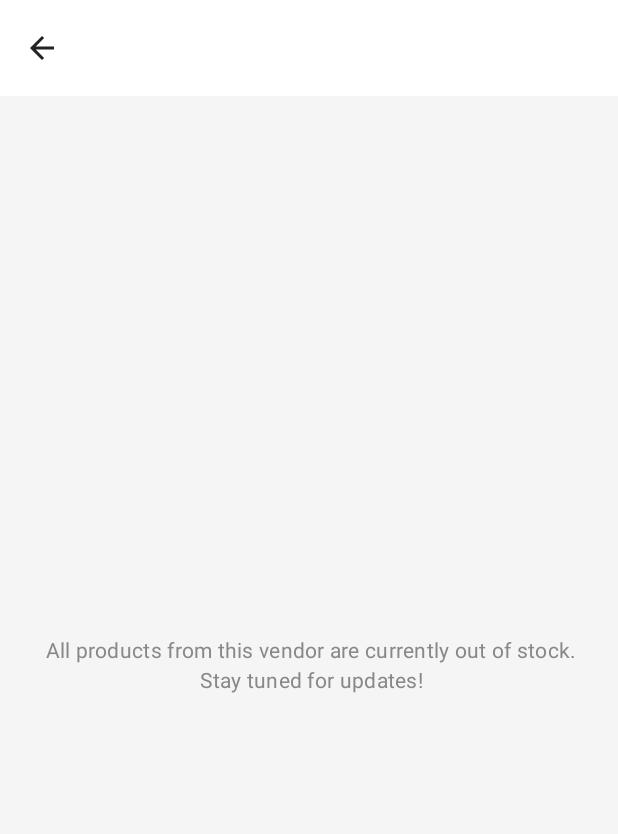
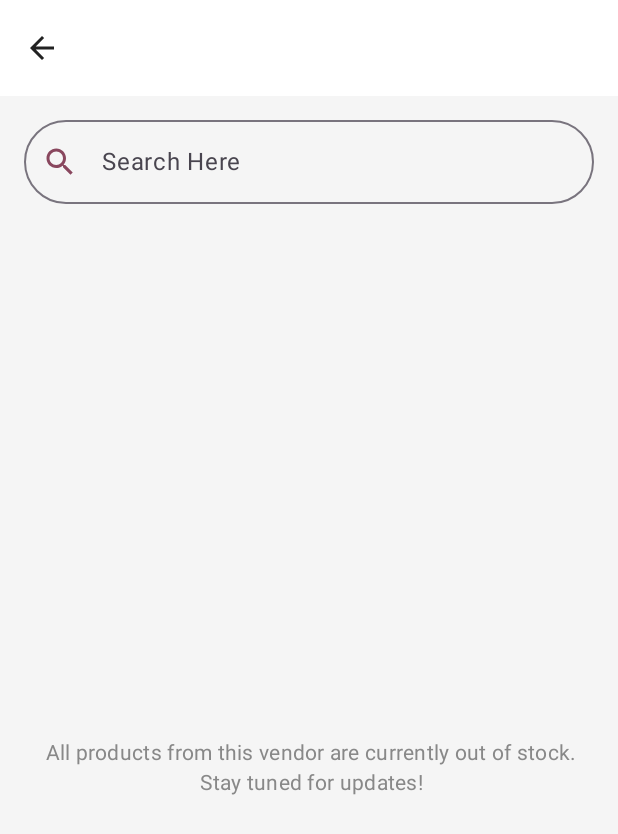
Before and after one commit to youmna-o/WinkCart_User, an Android app built with Jetpack Compose: the composable VendorProductsOnScuccess called with empty values, on a phone screen of 412 x 824 dp. Shown: the top 834 px of the screen. Run offline under Robolectric (Android 15) with nearby library versions, the phone set to English and light mode, and no system bars; network calls fail; 3 statements that could not run were skipped.

Commit message:
search about product

```diff
--- a/app/build.gradle.kts
+++ b/app/build.gradle.kts
@@ -107,5 +107,4 @@ dependencies {
     implementation("androidx.compose.material:material-icons-extended")
 
 
-
 }
--- a/app/src/main/java/com/example/winkcart_user/ui/home/vendorProducts/views/VendorProducts.kt
+++ b/app/src/main/java/com/example/winkcart_user/ui/home/vendorProducts/views/VendorProducts.kt
@@ -6,28 +6,37 @@ import android.util.Log
 import androidx.compose.foundation.layout.Arrangement
 import androidx.compose.foundation.layout.Box
 import androidx.compose.foundation.layout.Column
+import androidx.compose.foundation.layout.Spacer
 import androidx.compose.foundation.layout.fillMaxSize
 import androidx.compose.foundation.layout.fillMaxWidth
+import androidx.compose.foundation.layout.height
 import androidx.compose.foundation.layout.padding
 import androidx.compose.foundation.lazy.LazyColumn
 import androidx.compose.material.icons.Icons
 import androidx.compose.material.icons.filled.ArrowBack
+import androidx.compose.material.icons.filled.Search
 import androidx.compose.material3.CenterAlignedTopAppBar
 import androidx.compose.material3.ExperimentalMaterial3Api
 import androidx.compose.material3.Icon
 import androidx.compose.material3.IconButton
 import androidx.compose.material3.MaterialTheme
+import androidx.compose.material3.OutlinedTextField
 import androidx.compose.material3.Scaffold
 import androidx.compose.material3.Text
+import androidx.compose.material3.TextField
 import androidx.compose.material3.TopAppBarDefaults
 import androidx.compose.runtime.Composable
 import androidx.compose.runtime.collectAsState
 import androidx.compose.runtime.getValue
+import androidx.compose.runtime.mutableStateOf
+import androidx.compose.runtime.remember
+import androidx.compose.runtime.setValue
 import androidx.compose.ui.Alignment
 import androidx.compose.ui.Modifier
 import androidx.compose.ui.graphics.Color
 import androidx.compose.ui.platform.LocalContext
 import androidx.compose.ui.text.font.FontWeight
+import androidx.compose.ui.unit.dp
 import androidx.navigation.NavController
 import com.example.winkcart_user.data.ResponseStatus
 import com.example.winkcart_user.data.local.LocalDataSourceImpl
@@ -39,6 +48,12 @@ import com.example.winkcart_user.data.remote.RemoteDataSourceImpl
 import com.example.winkcart_user.data.remote.retrofit.RetrofitHelper
 import com.example.winkcart_user.data.repository.ProductRepoImpl
 import com.example.winkcart_user.ui.home.vendorProducts.viewModel.VendorProductsViewModel
+import com.example.winkcart_user.ui.theme.myPurple
+import com.example.winkcart_user.ui.utils.CustomTextField
+import com.example.winkcart_user.ui.utils.navigation.CustomSearchBar
+import org.w3c.dom.Text
+import kotlin.math.log
+import kotlin.math.tan
 
 @Composable
 fun VendorProductScreen(
@@ -46,23 +61,52 @@ fun VendorProductScreen(
     vendorProductsViewModel: VendorProductsViewModel ,
     navController: NavController
 ) {
+    var searchInput by remember { mutableStateOf("") }
+    var isSearch = false
     vendorProductsViewModel.readCurrencyRate()
     vendorProductsViewModel.readCurrencyCode()
     vendorProductsViewModel.getProductsPyVendor(vendor)
+   // vendorProductsViewModel.getSearchProducts(vendor,searchInput)
+
     var currencyCodeSaved = vendorProductsViewModel.currencyCode.collectAsState().value
     var currencyRateSaved = vendorProductsViewModel.currencyRate.collectAsState().value
     var productsByVendor = vendorProductsViewModel.productByVendor.collectAsState()
+   // var productsByVendorAfterSearch = vendorProductsViewModel.resultSearch.collectAsState()
+
     when (productsByVendor.value) {
         is ResponseStatus.Loading -> {
             VendorProductScreenOnLoading()
         }
-        is ResponseStatus.Success -> VendorProductsOnScuccess(
-            mapProductsToBaAbstracted((productsByVendor.value as ResponseStatus.Success<ProductResponse>).result.products),
+
+        is ResponseStatus.Success -> {
+      //      val afterSearch = state.
+                //response.products
+//                            .filter { product -> product.title.contains(searchInput, ignoreCase = true)
+//                        }
+
+        VendorProductsOnScuccess(
+            searchInput = searchInput,
+            onSearchInputChange = {
+                searchInput = it
+                isSearch = true
+            },
+            products = mapProductsToBaAbstracted((productsByVendor.value as ResponseStatus.Success<ProductResponse>).result.products).filter {
+                    product -> product.title.contains(searchInput, ignoreCase = true)
+            },
+//esponse.products
+////              .filter { product -> product.title.contains(searchInput, ignoreCase = true)
+//            products = when (isSearch) {
+//                false -> mapProductsToBaAbstracted((productsByVendor.value as ResponseStatus.Success<ProductResponse>).result.products)
+//                true -> mapProductsToBaAbstracted((productsByVendorAfterSearch.value as ResponseStatus.Success<ProductResponse>).result.products)
+//                else -> mapProductsToBaAbstracted((productsByVendor.value as ResponseStatus.Success<ProductResponse>).result.products)
+//            } as List<ProductAbstracted>,
+
             vendor = vendor,
-            navController,
+            navController = navController,
             currencyCode = currencyCodeSaved,
             currencyRate = currencyRateSaved
         )
+    }
 
         is ResponseStatus.Error -> {
             VendorProductScreenOnLoading()
@@ -72,7 +116,8 @@ fun VendorProductScreen(
 
 @OptIn(ExperimentalMaterial3Api::class)
 @Composable
-fun VendorProductsOnScuccess(products: List<ProductAbstracted>, vendor: String, navController: NavController, currencyRate:String, currencyCode:String) {
+fun VendorProductsOnScuccess(  searchInput: String,
+                               onSearchInputChange: (String) -> Unit,products: List<ProductAbstracted>, vendor: String, navController: NavController, currencyRate:String, currencyCode:String) {
     Scaffold(
         containerColor = Color(245, 245, 245),
         topBar = {
@@ -94,15 +139,32 @@ fun VendorProductsOnScuccess(products: List<ProductAbstracted>, vendor: String,
                 )
             )
         }
+         ) { padding ->
+        Column(
+            modifier = Modifier
+                .fillMaxSize()
+                .padding(padding)
+        ) {
+            Spacer(modifier = Modifier.height(8.dp))
+            CustomSearchBar(
+                searchInput = searchInput,
+                onSearchInputChange =  onSearchInputChange,
+            )
 
-    ) { padding ->
+//            OutlinedTextField(
+//                leadingIcon = {Icon(imageVector = Icons.Default.Search, contentDescription = "icon", tint = myPurple)},
+//                value = searchInput,
+//                onValueChange = onSearchInputChange,
+//                label = { Text("Search Here") },
+//                modifier = Modifier
+//                    .fillMaxWidth()
+//                    .padding(horizontal = 16.dp),
+//                singleLine = true,
+//            )
+
             if (products.isNotEmpty()) {
-            LazyColumn(
-                contentPadding = padding,
-                modifier = Modifier.fillMaxSize(),
-            ) {
+                LazyColumn {
                     items(products.size) { index ->
-
                         ProductItem(
                             product = products[index],
                             currencyCode = currencyCode,
@@ -129,11 +191,10 @@ fun VendorProductsOnScuccess(products: List<ProductAbstracted>, vendor: String,
                             color = Color.Gray
                         )
                     }
-
-
-
                 }
             }
+        }
+
         }
 
     }
--- a/app/src/main/java/com/example/winkcart_user/ui/utils/CustomTextField.kt
+++ b/app/src/main/java/com/example/winkcart_user/ui/utils/CustomTextField.kt
@@ -31,7 +31,7 @@ import androidx.compose.ui.text.input.TextFieldValue
 import androidx.compose.ui.unit.dp
 
 @Composable
-fun CustomTextField(lable: String , input: String ,onValueChange: (String) -> Unit,isEmailError: Boolean ){
+fun CustomTextField(lable: String , input: String ,onValueChange: (String) -> Unit, isEmailError: Boolean ){
 
     Column {
         OutlinedTextField(
--- /dev/null
+++ b/app/src/main/java/com/example/winkcart_user/ui/utils/navigation/CustomSearchBar.kt
@@ -0,0 +1,43 @@
+package com.example.winkcart_user.ui.utils.navigation
+
+import androidx.compose.foundation.border
+import androidx.compose.foundation.layout.Column
+import androidx.compose.foundation.layout.Spacer
+import androidx.compose.foundation.layout.fillMaxWidth
+import androidx.compose.foundation.layout.height
+import androidx.compose.foundation.layout.padding
+import androidx.compose.foundation.shape.CircleShape
+import androidx.compose.foundation.shape.RoundedCornerShape
+import androidx.compose.material.icons.Icons
+import androidx.compose.material.icons.filled.Search
+import androidx.compose.material3.Icon
+import androidx.compose.material3.OutlinedTextField
+import androidx.compose.material3.Text
+import androidx.compose.runtime.Composable
+import androidx.compose.ui.Modifier
+import androidx.compose.ui.graphics.Color
+import androidx.compose.ui.unit.dp
+import com.example.winkcart_user.ui.theme.myPurple
+@Composable
+fun CustomSearchBar(
+    searchInput: String,
+    onSearchInputChange: (String) -> Unit
+) {
+    OutlinedTextField(
+        value = searchInput,
+        onValueChange = onSearchInputChange,
+        label = { Text("Search Here") },
+        leadingIcon = {
+            Icon(
+                imageVector = Icons.Default.Search,
+                contentDescription = "Search Icon",
+                tint = myPurple
+            )
+        },
+        modifier = Modifier
+            .fillMaxWidth()
+            .padding(horizontal = 16.dp),
+        singleLine = true,
+                shape = RoundedCornerShape(28.dp),
+    )
+}
```
Also changed, not shown: app/src/main/java/com/example/winkcart_user/ui/home/vendorProducts/viewModel/VendorProductsViewModel.kt (+24 -0 lines). Lines whose indentation alone changed are shown as unchanged.
